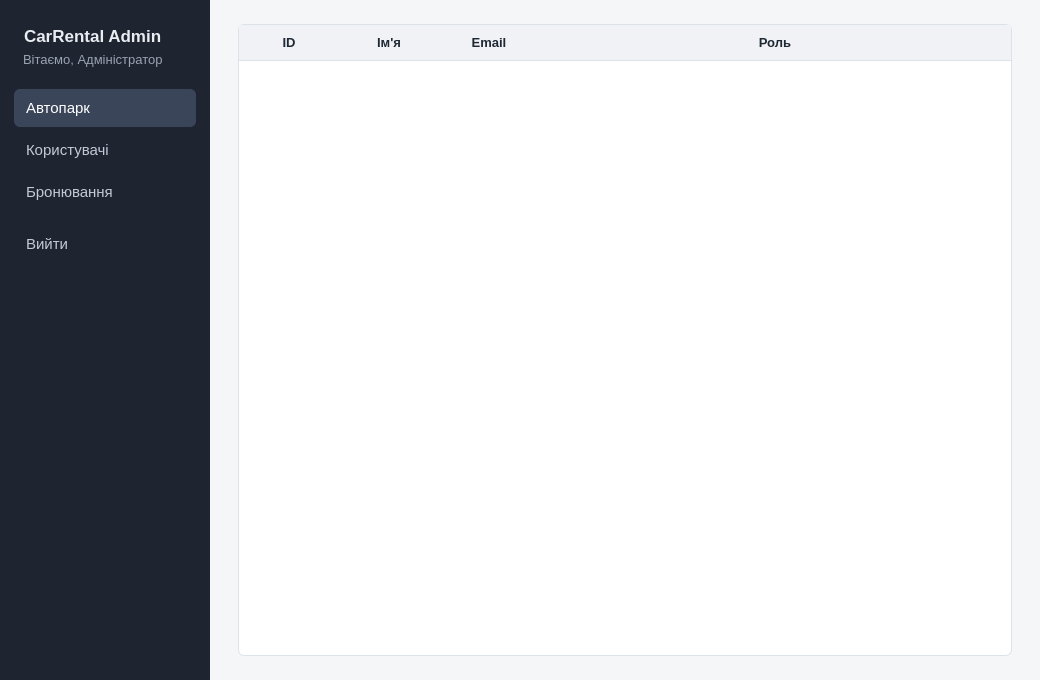
Before: the Qt Designer form adminwindow.ui in lopez1k/kursova, drawn with Qt 5.
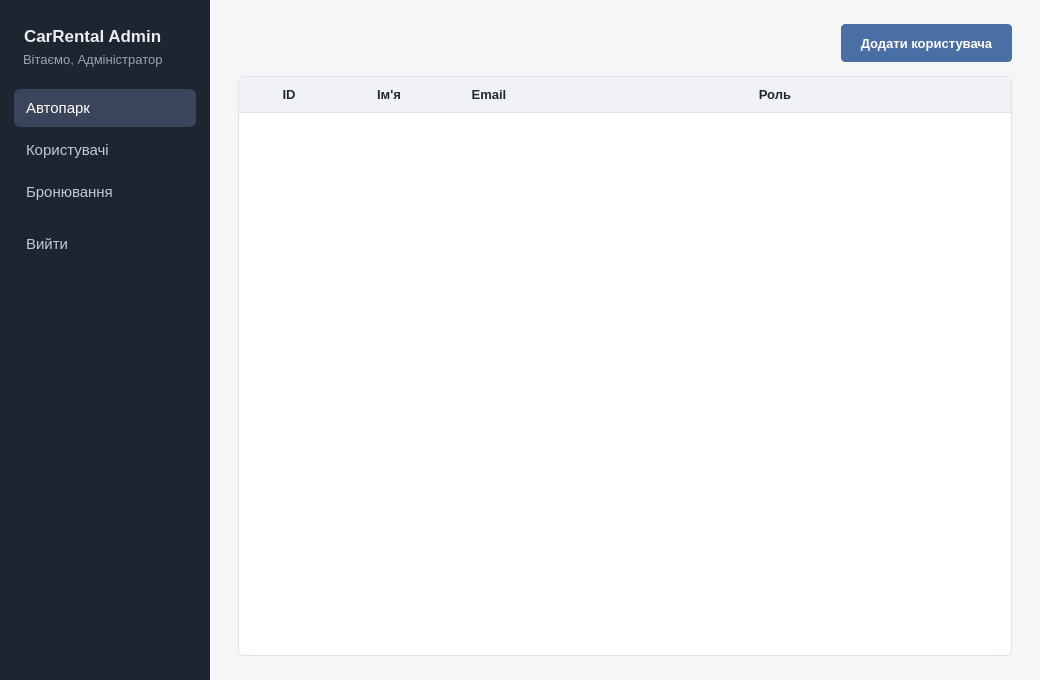
After: the same form once the commit is applied. The open tabs and pages were chosen to show the change.

```diff
--- a/adminwindow.ui
+++ b/adminwindow.ui
@@ -65,6 +65,12 @@
 QPushButton#btnAddCar { background: #4A6FA5; border-color: #4A6FA5; color: #FFFFFF; font-weight: 600; }
 QPushButton#btnAddCar:hover   { background: #3F5F8F; border-color: #3F5F8F; }
 QPushButton#btnAddCar:pressed { background: #34507A; }
+QPushButton#btnAddUser {
+    background: #4A6FA5; border: 1px solid #4A6FA5; border-radius: 4px;
+    color: #FFFFFF; font-weight: 600; padding: 8px 18px; min-height: 20px; margin-bottom: 8px;
+}
+QPushButton#btnAddUser:hover   { background: #3F5F8F; border-color: #3F5F8F; }
+QPushButton#btnAddUser:pressed { background: #34507A; }
 QPushButton#btnDeleteCar:enabled { color: #B42318; border-color: #E8C4C0; background: #FFFFFF; }
 QPushButton#btnDeleteCar:enabled:hover { background: #FDF1F0; border-color: #D9A39D; }
 
@@ -508,6 +514,33 @@
          <property name="bottomMargin">
           <number>0</number>
          </property>
+         <item>
+          <layout class="QHBoxLayout" name="usersButtonsLayout">
+           <item>
+            <spacer name="usersButtonsSpacer">
+             <property name="orientation">
+              <enum>Qt::Orientation::Horizontal</enum>
+             </property>
+             <property name="sizeHint" stdset="0">
+              <size>
+               <width>40</width>
+               <height>10</height>
+              </size>
+             </property>
+            </spacer>
+           </item>
+           <item>
+            <widget class="QPushButton" name="btnAddUser">
+             <property name="cursor">
+              <cursorShape>PointingHandCursor</cursorShape>
+             </property>
+             <property name="text">
+              <string>Додати користувача</string>
+             </property>
+            </widget>
+           </item>
+          </layout>
+         </item>
          <item>
           <widget class="QTableWidget" name="usersTable">
            <property name="editTriggers">
```
